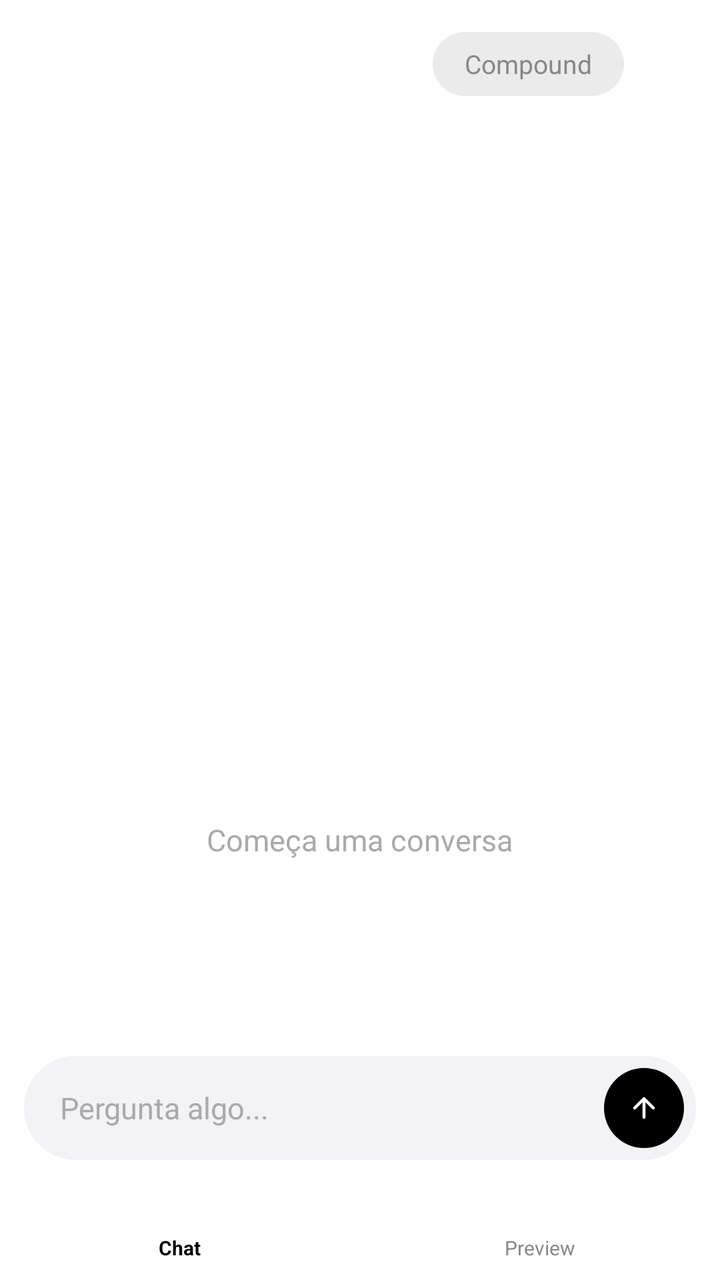
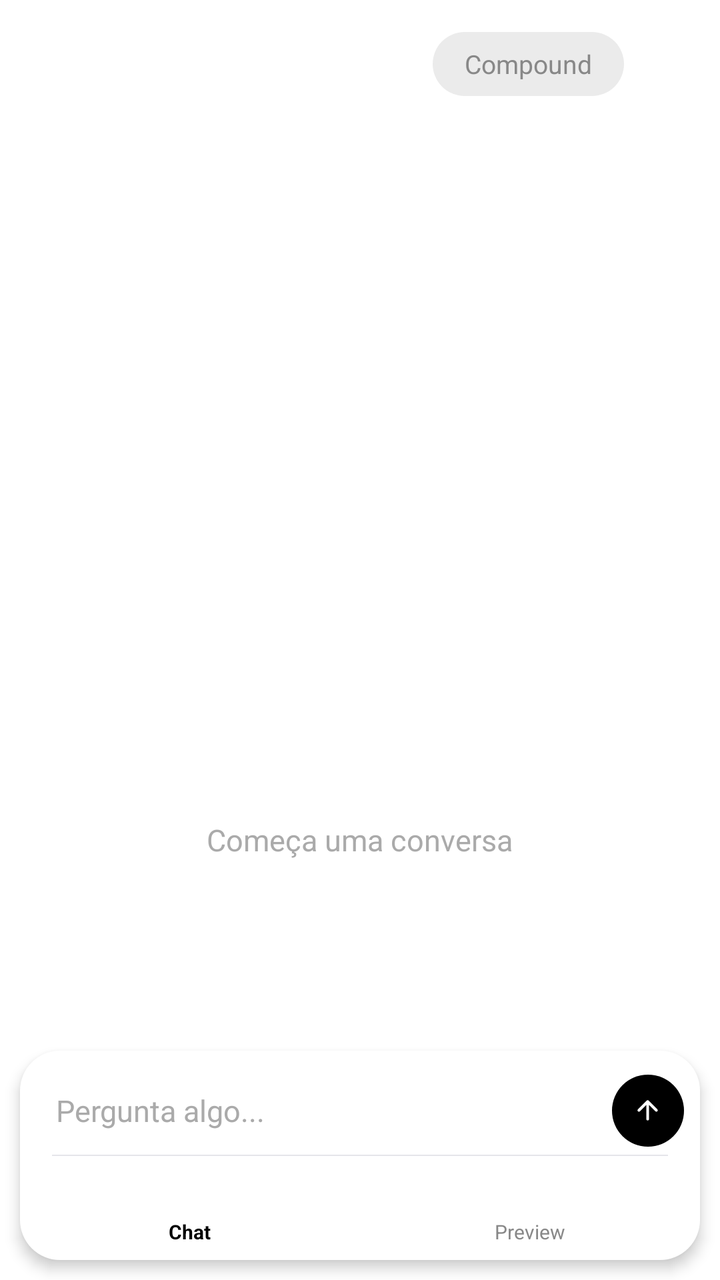

An Android layout rendered at two revisions. The XML below is the earlier revision; the diff shows what the commit changed to produce the second picture.
<!-- AndroidManifest.xml: application theme Theme.IPC -->
<!-- res/layout/activity_main.xml -->
<?xml version="1.0" encoding="utf-8"?>
<FrameLayout
    xmlns:android="http://schemas.android.com/apk/res/android"
    xmlns:app="http://schemas.android.com/apk/res-auto"
    android:id="@+id/rootFrame"
    android:layout_width="match_parent"
    android:layout_height="match_parent"
    android:background="@color/drawer_background">

    
    <LinearLayout
        android:id="@+id/drawerContainer"
        android:layout_width="match_parent"
        android:layout_height="match_parent"
        android:layout_gravity="start"
        android:orientation="vertical"
        android:background="@color/drawer_background"
        android:fitsSystemWindows="true">

        <LinearLayout
            android:layout_width="match_parent"
            android:layout_height="wrap_content"
            android:orientation="vertical"
            android:paddingStart="24dp"
            android:paddingEnd="24dp"
            android:paddingTop="56dp"
            android:paddingBottom="16dp">

            <TextView
                android:layout_width="wrap_content"
                android:layout_height="wrap_content"
                android:text="IPC"
                android:textSize="26sp"
                android:textStyle="bold"
                android:textColor="@color/drawer_text" />

        </LinearLayout>

        <View
            android:layout_width="match_parent"
            android:layout_height="0.5dp"
            android:layout_marginStart="24dp"
            android:layout_marginEnd="24dp"
            android:background="@color/divider" />

        <LinearLayout
            android:id="@+id/drawerItemSettings"
            android:layout_width="match_parent"
            android:layout_height="52dp"
            android:orientation="horizontal"
            android:gravity="center_vertical"
            android:paddingStart="24dp"
            android:paddingEnd="24dp"
            android:background="?attr/selectableItemBackground">

            <FrameLayout
                android:layout_width="32dp"
                android:layout_height="32dp"
                android:background="@drawable/drawer_icon_bg"
                android:layout_marginEnd="16dp">

                <ImageView
                    android:id="@+id/drawerIconSettings"
                    android:layout_width="14dp"
                    android:layout_height="14dp"
                    android:layout_gravity="center" />

            </FrameLayout>

            <TextView
                android:layout_width="0dp"
                android:layout_height="wrap_content"
                android:layout_weight="1"
                android:text="@string/drawer_settings"
                android:textSize="15sp"
                android:textColor="@color/drawer_text" />

            <ImageView
                android:id="@+id/drawerChevronSettings"
                android:layout_width="13dp"
                android:layout_height="13dp" />

        </LinearLayout>

        <LinearLayout
            android:id="@+id/drawerItemAbout"
            android:layout_width="match_parent"
            android:layout_height="52dp"
            android:orientation="horizontal"
            android:gravity="center_vertical"
            android:paddingStart="24dp"
            android:paddingEnd="24dp"
            android:background="?attr/selectableItemBackground">

            <FrameLayout
                android:layout_width="32dp"
                android:layout_height="32dp"
                android:background="@drawable/drawer_icon_bg"
                android:layout_marginEnd="16dp">

                <ImageView
                    android:id="@+id/drawerIconAbout"
                    android:layout_width="14dp"
                    android:layout_height="14dp"
                    android:layout_gravity="center" />

            </FrameLayout>

            <TextView
                android:layout_width="0dp"
                android:layout_height="wrap_content"
                android:layout_weight="1"
                android:text="@string/drawer_about"
                android:textSize="15sp"
                android:textColor="@color/drawer_text" />

            <ImageView
                android:id="@+id/drawerChevronAbout"
                android:layout_width="13dp"
                android:layout_height="13dp" />

        </LinearLayout>

    </LinearLayout>

    
    <androidx.coordinatorlayout.widget.CoordinatorLayout
        android:id="@+id/coordinatorLayout"
        android:layout_width="match_parent"
        android:layout_height="match_parent"
        android:background="@color/background">

        <com.google.android.material.appbar.AppBarLayout
            android:id="@+id/appBarLayout"
            android:layout_width="match_parent"
            android:layout_height="wrap_content"
            android:background="@color/appbar_background"
            android:fitsSystemWindows="true"
            app:elevation="0dp"
            app:liftOnScroll="false">

            <RelativeLayout
                android:layout_width="match_parent"
                android:layout_height="?attr/actionBarSize"
                android:paddingStart="8dp"
                android:paddingEnd="8dp"
                app:layout_scrollFlags="scroll|enterAlways|snap">

                <ImageView
                    android:id="@+id/btnMenu"
                    android:layout_width="40dp"
                    android:layout_height="40dp"
                    android:padding="11dp"
                    android:layout_centerVertical="true"
                    android:layout_alignParentStart="true"
                    android:background="?attr/selectableItemBackgroundBorderless"
                    android:clickable="true"
                    android:focusable="true" />

                <LinearLayout
                    android:layout_width="wrap_content"
                    android:layout_height="wrap_content"
                    android:orientation="horizontal"
                    android:gravity="center_vertical"
                    android:layout_centerVertical="true"
                    android:layout_alignParentEnd="true">

                    <TextView
                        android:id="@+id/btnCompound"
                        android:layout_width="wrap_content"
                        android:layout_height="32dp"
                        android:text="Compound"
                        android:textSize="13sp"
                        android:textColor="@color/text_secondary"
                        android:paddingStart="16dp"
                        android:paddingEnd="16dp"
                        android:background="@drawable/compound_pill_bg"
                        android:gravity="center"
                        android:clickable="true"
                        android:focusable="true" />

                    <ImageView
                        android:id="@+id/btnMore"
                        android:layout_width="40dp"
                        android:layout_height="40dp"
                        android:padding="11dp"
                        android:background="?attr/selectableItemBackgroundBorderless"
                        android:clickable="true"
                        android:focusable="true" />

                </LinearLayout>

            </RelativeLayout>

        </com.google.android.material.appbar.AppBarLayout>

        <LinearLayout
            android:id="@+id/emptyState"
            android:layout_width="match_parent"
            android:layout_height="match_parent"
            android:orientation="vertical"
            android:gravity="center"
            app:layout_behavior="@string/appbar_scrolling_view_behavior">

            <ImageView
                android:id="@+id/emptyIcon"
                android:layout_width="58dp"
                android:layout_height="58dp" />

            <TextView
                android:layout_width="wrap_content"
                android:layout_height="wrap_content"
                android:layout_marginTop="14dp"
                android:text="@string/empty_state_label"
                android:textSize="15sp"
                android:textColor="@color/text_hint" />

        </LinearLayout>

        <View
            android:id="@+id/drawerScrim"
            android:layout_width="match_parent"
            android:layout_height="match_parent"
            android:background="#000000"
            android:alpha="0"
            android:visibility="gone"
            android:clickable="true"
            android:focusable="true" />

        <LinearLayout
            android:id="@+id/bottomNavWrapper"
            android:layout_width="match_parent"
            android:layout_height="wrap_content"
            android:layout_gravity="bottom"
            android:orientation="vertical"
            android:background="@color/background"
            app:layout_behavior="com.google.android.material.behavior.HideBottomViewOnScrollBehavior">

            <FrameLayout
                android:layout_width="match_parent"
                android:layout_height="wrap_content"
                android:paddingStart="12dp"
                android:paddingEnd="12dp"
                android:paddingTop="8dp"
                android:paddingBottom="4dp">

                <LinearLayout
                    android:layout_width="match_parent"
                    android:layout_height="52dp"
                    android:background="@drawable/input_pill_bg"
                    android:orientation="horizontal"
                    android:gravity="center_vertical"
                    android:paddingStart="18dp"
                    android:paddingEnd="6dp">

                    <EditText
                        android:id="@+id/inputMessage"
                        android:layout_width="0dp"
                        android:layout_height="wrap_content"
                        android:layout_weight="1"
                        android:hint="@string/input_hint"
                        android:textSize="15sp"
                        android:textColor="@color/text_primary"
                        android:textColorHint="@color/text_hint"
                        android:background="@null"
                        android:singleLine="true"
                        android:inputType="text" />

                    <FrameLayout
                        android:id="@+id/btnSend"
                        android:layout_width="40dp"
                        android:layout_height="40dp"
                        android:background="@drawable/send_btn_bg"
                        android:clickable="true"
                        android:focusable="true">

                        <ImageView
                            android:id="@+id/btnSendIcon"
                            android:layout_width="16dp"
                            android:layout_height="16dp"
                            android:layout_gravity="center"
                            android:src="@drawable/ic_send_arrow" />

                    </FrameLayout>

                </LinearLayout>

            </FrameLayout>

            <LinearLayout
                android:id="@+id/bottomNav"
                android:layout_width="match_parent"
                android:layout_height="56dp"
                android:background="@color/background"
                android:orientation="horizontal">

                <FrameLayout
                    android:id="@+id/tabChat"
                    android:layout_width="0dp"
                    android:layout_height="match_parent"
                    android:layout_weight="1"
                    android:background="?attr/selectableItemBackgroundBorderless"
                    android:clickable="true"
                    android:focusable="true">

                    <LinearLayout
                        android:layout_width="wrap_content"
                        android:layout_height="wrap_content"
                        android:layout_gravity="center"
                        android:orientation="vertical"
                        android:gravity="center">

                        <ImageView
                            android:id="@+id/tabChatIcon"
                            android:layout_width="22dp"
                            android:layout_height="22dp" />

                        <TextView
                            android:id="@+id/tabChatLabel"
                            android:layout_width="wrap_content"
                            android:layout_height="wrap_content"
                            android:layout_marginTop="2dp"
                            android:text="Chat"
                            android:textSize="10sp"
                            android:textStyle="bold"
                            android:textColor="@color/text_primary" />

                    </LinearLayout>

                </FrameLayout>

                <FrameLayout
                    android:id="@+id/tabPreview"
                    android:layout_width="0dp"
                    android:layout_height="match_parent"
                    android:layout_weight="1"
                    android:background="?attr/selectableItemBackgroundBorderless"
                    android:clickable="true"
                    android:focusable="true">

                    <LinearLayout
                        android:layout_width="wrap_content"
                        android:layout_height="wrap_content"
                        android:layout_gravity="center"
                        android:orientation="vertical"
                        android:gravity="center">

                        <ImageView
                            android:id="@+id/tabPreviewIcon"
                            android:layout_width="22dp"
                            android:layout_height="22dp" />

                        <TextView
                            android:id="@+id/tabPreviewLabel"
                            android:layout_width="wrap_content"
                            android:layout_height="wrap_content"
                            android:layout_marginTop="2dp"
                            android:text="Preview"
                            android:textSize="10sp"
                            android:textColor="@color/text_secondary" />

                    </LinearLayout>

                </FrameLayout>

            </LinearLayout>

        </LinearLayout>

    </androidx.coordinatorlayout.widget.CoordinatorLayout>

</FrameLayout>
<!-- resources referenced by this layout -->
<resources>
  <color name="appbar_background">#FFFFFF</color>
  <color name="background">#FFFFFF</color>
  <color name="divider">#E5E5EA</color>
  <color name="drawer_background">#FFFFFF</color>
  <color name="drawer_text">#000000</color>
  <color name="text_hint">#AAAAAA</color>
  <color name="text_primary">#000000</color>
  <color name="text_secondary">#888888</color>
  <!-- drawable compound_pill_bg (drawable) -->
  <?xml version="1.0" encoding="utf-8"?>
  <shape xmlns:android="http://schemas.android.com/apk/res/android"
      android:shape="rectangle">
      <corners android:radius="50dp" />
      <solid android:color="@color/compound_pill_color" />
  </shape>
  <!-- drawable drawer_icon_bg (drawable) -->
  <?xml version="1.0" encoding="utf-8"?>
  <shape xmlns:android="http://schemas.android.com/apk/res/android"
      android:shape="oval">
      <solid android:color="@color/card_background" />
  </shape>
  <!-- drawable ic_send_arrow (drawable) -->
  <?xml version="1.0" encoding="utf-8"?>
  <vector xmlns:android="http://schemas.android.com/apk/res/android"
      android:width="18dp"
      android:height="18dp"
      android:viewportWidth="24"
      android:viewportHeight="24">
      <path
          android:fillColor="@android:color/transparent"
          android:strokeColor="@color/send_icon_color"
          android:strokeWidth="2.2"
          android:strokeLineCap="round"
          android:strokeLineJoin="round"
          android:pathData="M12,19 L12,5 M5,12 L12,5 L19,12" />
  </vector>
  <!-- drawable input_pill_bg (drawable) -->
  <?xml version="1.0" encoding="utf-8"?>
  <shape xmlns:android="http://schemas.android.com/apk/res/android"
      android:shape="rectangle">
      <corners android:radius="30dp" />
      <solid android:color="@color/input_background" />
  </shape>
  <!-- drawable send_btn_bg (drawable) -->
  <?xml version="1.0" encoding="utf-8"?>
  <shape xmlns:android="http://schemas.android.com/apk/res/android"
      android:shape="oval">
      <solid android:color="@color/send_btn_color" />
  </shape>
  <string name="drawer_about">Sobre</string>
  <string name="drawer_settings">Definições</string>
  <string name="empty_state_label">Começa uma conversa</string>
  <string name="input_hint">Pergunta algo...</string>
  <color name="compound_pill_color">#EBEBEB</color>
  <color name="card_background">#F2F2F7</color>
  <color name="send_icon_color">#FFFFFF</color>
  <color name="input_background">#F2F2F7</color>
  <color name="send_btn_color">#000000</color>
  <color name="colorPrimary">#007AFF</color>
  <color name="surface">#FFFFFF</color>
  <color name="dialog_background">#F2F2F7</color>
  <color name="ripple_color">#1A000000</color>
  <color name="cursor_color">#007AFF</color>
  <color name="bottom_nav_background">#FFFFFF</color>
  <!-- unchanged entries left out for length: 1 -->
</resources>

<!-- the commit's change to res/layout/activity_main.xml (unified diff, before → after) -->
@@ -128,7 +128,9 @@
         android:id="@+id/coordinatorLayout"
         android:layout_width="match_parent"
         android:layout_height="match_parent"
-        android:background="@color/background">
+        android:background="@color/background"
+        android:elevation="8dp"
+        android:outlineProvider="bounds">
 
         <com.google.android.material.appbar.AppBarLayout
             android:id="@+id/appBarLayout"
@@ -194,6 +196,7 @@
 
         </com.google.android.material.appbar.AppBarLayout>
 
+        
         <LinearLayout
             android:id="@+id/emptyState"
             android:layout_width="match_parent"
@@ -217,81 +220,86 @@
 
         </LinearLayout>
 
+        
         <View
             android:id="@+id/drawerScrim"
             android:layout_width="match_parent"
             android:layout_height="match_parent"
-            android:background="#000000"
-            android:alpha="0"
+            android:background="@android:color/transparent"
+            android:alpha="1"
             android:visibility="gone"
             android:clickable="true"
             android:focusable="true" />
 
+        
         <LinearLayout
             android:id="@+id/bottomNavWrapper"
             android:layout_width="match_parent"
             android:layout_height="wrap_content"
             android:layout_gravity="bottom"
             android:orientation="vertical"
-            android:background="@color/background"
+            android:layout_marginStart="10dp"
+            android:layout_marginEnd="10dp"
+            android:layout_marginBottom="10dp"
+            android:background="@drawable/bottom_card_bg"
+            android:elevation="4dp"
             app:layout_behavior="com.google.android.material.behavior.HideBottomViewOnScrollBehavior">
 
-            <FrameLayout
+            
+            <LinearLayout
                 android:layout_width="match_parent"
-                android:layout_height="wrap_content"
-                android:paddingStart="12dp"
-                android:paddingEnd="12dp"
-                android:paddingTop="8dp"
-                android:paddingBottom="4dp">
-
-                <LinearLayout
-                    android:layout_width="match_parent"
-                    android:layout_height="52dp"
-                    android:background="@drawable/input_pill_bg"
-                    android:orientation="horizontal"
-                    android:gravity="center_vertical"
-                    android:paddingStart="18dp"
-                    android:paddingEnd="6dp">
-
-                    <EditText
-                        android:id="@+id/inputMessage"
-                        android:layout_width="0dp"
-                        android:layout_height="wrap_content"
-                        android:layout_weight="1"
-                        android:hint="@string/input_hint"
-                        android:textSize="15sp"
-                        android:textColor="@color/text_primary"
-                        android:textColorHint="@color/text_hint"
-                        android:background="@null"
-                        android:singleLine="true"
-                        android:inputType="text" />
-
-                    <FrameLayout
-                        android:id="@+id/btnSend"
-                        android:layout_width="40dp"
-                        android:layout_height="40dp"
-                        android:background="@drawable/send_btn_bg"
-                        android:clickable="true"
-                        android:focusable="true">
-
-                        <ImageView
-                            android:id="@+id/btnSendIcon"
-                            android:layout_width="16dp"
-                            android:layout_height="16dp"
-                            android:layout_gravity="center"
-                            android:src="@drawable/ic_send_arrow" />
-
-                    </FrameLayout>
-
-                </LinearLayout>
-
-            </FrameLayout>
-
+                android:layout_height="52dp"
+                android:orientation="horizontal"
+                android:gravity="center_vertical"
+                android:paddingStart="18dp"
+                android:paddingEnd="8dp"
+                android:paddingTop="8dp">
+
+                <EditText
+                    android:id="@+id/inputMessage"
+                    android:layout_width="0dp"
+                    android:layout_height="wrap_content"
+                    android:layout_weight="1"
+                    android:hint="@string/input_hint"
+                    android:textSize="15sp"
+                    android:textColor="@color/text_primary"
+                    android:textColorHint="@color/text_hint"
+                    android:background="@null"
+                    android:singleLine="true"
+                    android:inputType="text" />
+
+                <FrameLayout
+                    android:id="@+id/btnSend"
+                    android:layout_width="36dp"
+                    android:layout_height="36dp"
+                    android:background="@drawable/send_btn_bg"
+                    android:clickable="true"
+                    android:focusable="true">
+
+                    <ImageView
+                        android:id="@+id/btnSendIcon"
+                        android:layout_width="15dp"
+                        android:layout_height="15dp"
+                        android:layout_gravity="center"
+                        android:src="@drawable/ic_send_arrow" />
+
+                </FrameLayout>
+
+            </LinearLayout>
+
+            
+            <View
+                android:layout_width="match_parent"
+                android:layout_height="0.5dp"
+                android:layout_marginStart="16dp"
+                android:layout_marginEnd="16dp"
+                android:background="@color/divider" />
+
+            
             <LinearLayout
                 android:id="@+id/bottomNav"
                 android:layout_width="match_parent"
-                android:layout_height="56dp"
-                android:background="@color/background"
+                android:layout_height="52dp"
                 android:orientation="horizontal">
 
                 <FrameLayout
<!-- resource entries referenced after the edit -->
@@ -8,6 +8,13 @@
   <color name="text_hint">#AAAAAA</color>
   <color name="text_primary">#000000</color>
   <color name="text_secondary">#888888</color>
+  <!-- drawable bottom_card_bg (drawable) -->
+  <?xml version="1.0" encoding="utf-8"?>
+  <shape xmlns:android="http://schemas.android.com/apk/res/android"
+      android:shape="rectangle">
+      <corners android:radius="20dp" />
+      <solid android:color="@color/background" />
+  </shape>
   <!-- drawable compound_pill_bg (drawable) -->
   <?xml version="1.0" encoding="utf-8"?>
   <shape xmlns:android="http://schemas.android.com/apk/res/android"
@@ -36,13 +43,6 @@
           android:strokeLineJoin="round"
           android:pathData="M12,19 L12,5 M5,12 L12,5 L19,12" />
   </vector>
-  <!-- drawable input_pill_bg (drawable) -->
-  <?xml version="1.0" encoding="utf-8"?>
-  <shape xmlns:android="http://schemas.android.com/apk/res/android"
-      android:shape="rectangle">
-      <corners android:radius="30dp" />
-      <solid android:color="@color/input_background" />
-  </shape>
   <!-- drawable send_btn_bg (drawable) -->
   <?xml version="1.0" encoding="utf-8"?>
   <shape xmlns:android="http://schemas.android.com/apk/res/android"
@@ -56,7 +56,6 @@
   <color name="compound_pill_color">#EBEBEB</color>
   <color name="card_background">#F2F2F7</color>
   <color name="send_icon_color">#FFFFFF</color>
-  <color name="input_background">#F2F2F7</color>
   <color name="send_btn_color">#000000</color>
   <color name="colorPrimary">#007AFF</color>
   <color name="surface">#FFFFFF</color>
